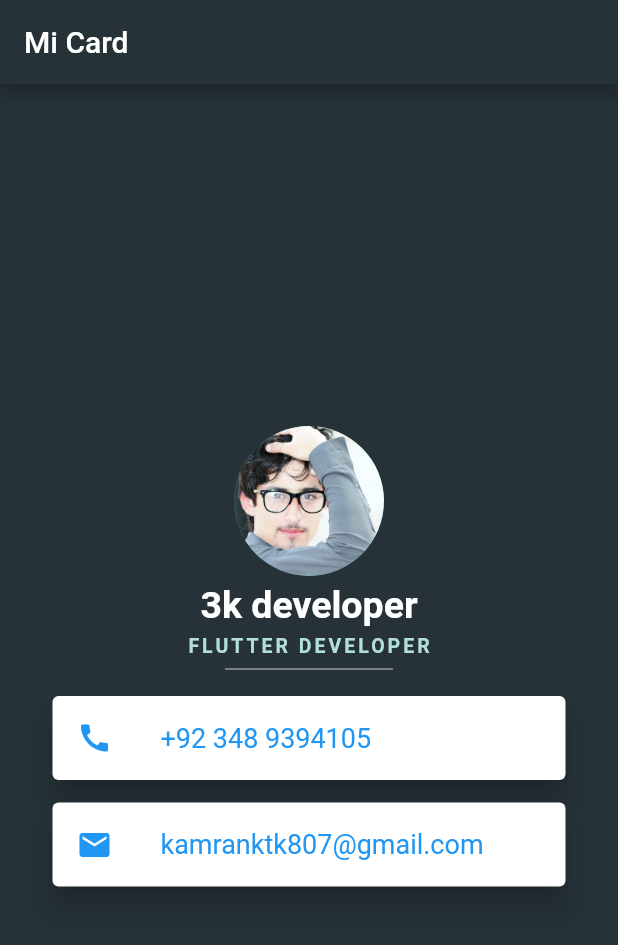
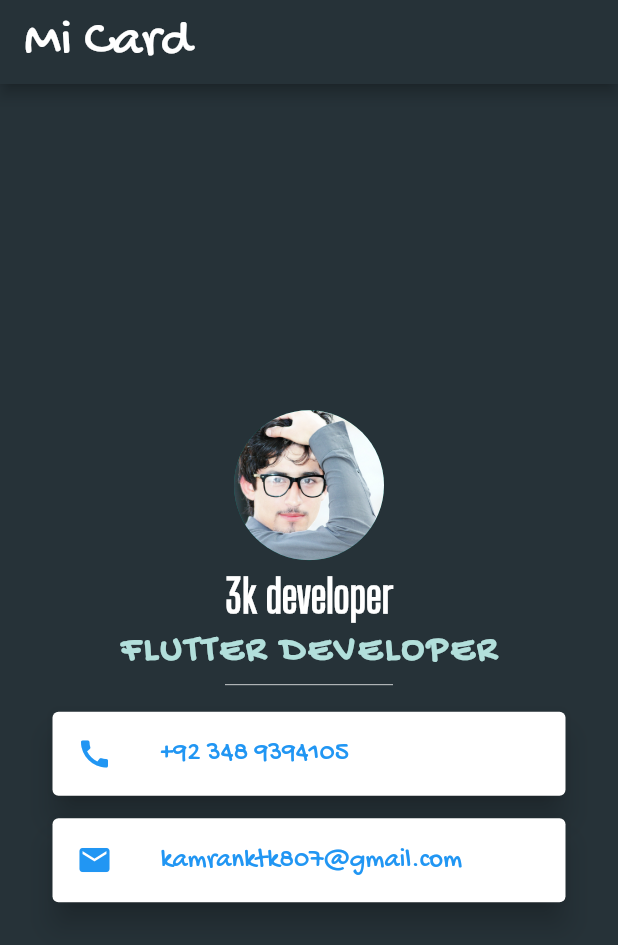
Before and after one commit to 3kdeveloper/Mi_Card, a Flutter app: the screen it shows after launch, on a phone screen of 412 x 824 dp. Shown: the top 945 px of the screen. Run offline on Flutter 3.47's test engine with Material 2 defaults, Android fonts, the phone set to English and light mode, and no system bars.

Commit message:
adding fonts

```diff
--- a/lib/main.dart
+++ b/lib/main.dart
@@ -13,11 +13,17 @@ class MyApp extends StatelessWidget {
       debugShowCheckedModeBanner: false,
       theme: ThemeData(
         primarySwatch: Colors.teal,
+        fontFamily: 'GochiHand',
       ),
       home: Scaffold(
         appBar: AppBar(
           backgroundColor: Colors.blueGrey[900],
-          title: Text('Mi Card'),
+          title: Text(
+            'Mi Card',
+            style: TextStyle(
+              fontSize: 35.0,
+            ),
+          ),
         ),
         body: Container(
           color: Colors.blueGrey[900],
@@ -39,8 +45,9 @@ class MyApp extends StatelessWidget {
                 '3k developer',
                 style: TextStyle(
                   color: Colors.white,
-                  fontSize: 25.0,
+                  fontSize: 30.0,
                   fontWeight: FontWeight.bold,
+                  fontFamily: 'BigShouldersDisplay',
                 ),
               ),
               SizedBox(
@@ -50,7 +57,7 @@ class MyApp extends StatelessWidget {
                 'FLUTTER DEVELOPER',
                 style: TextStyle(
                   color: Colors.teal.shade100,
-                  fontSize: 13.0,
+                  fontSize: 25.0,
                   fontWeight: FontWeight.bold,
                   letterSpacing: 2,
                 ),
```
Also changed, not shown: pubspec.yaml (+8 -6 lines), assets/fonts/BigShouldersDisplay-Regular.ttf (added), assets/fonts/GochiHand-Regular.ttf (added).
